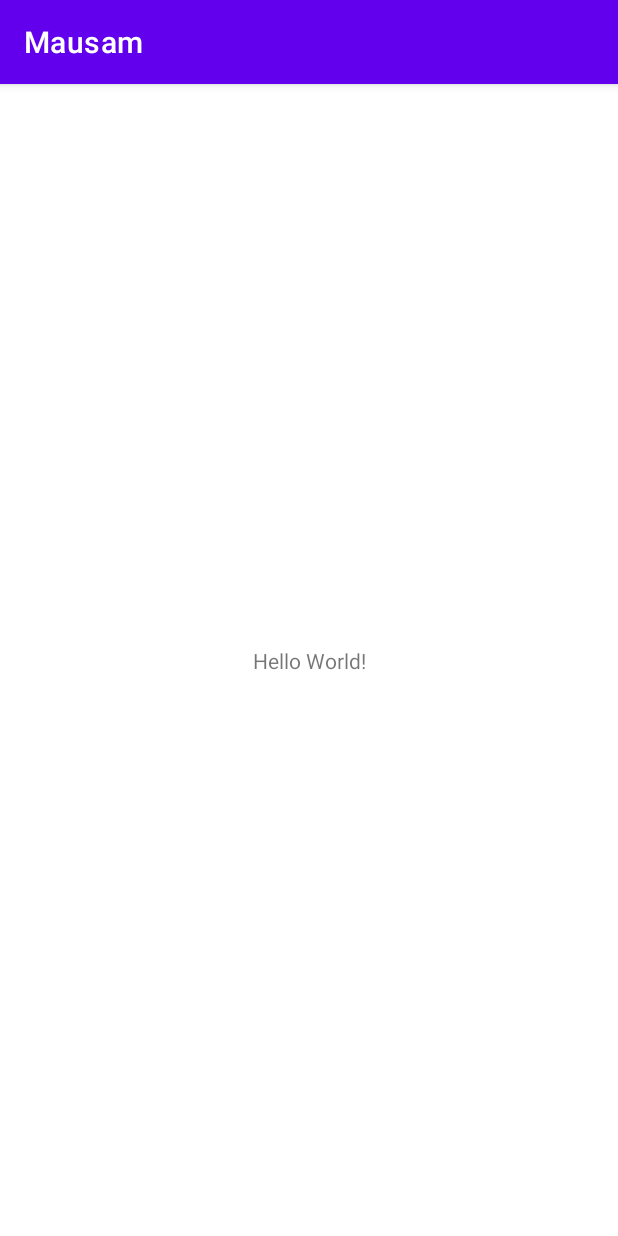
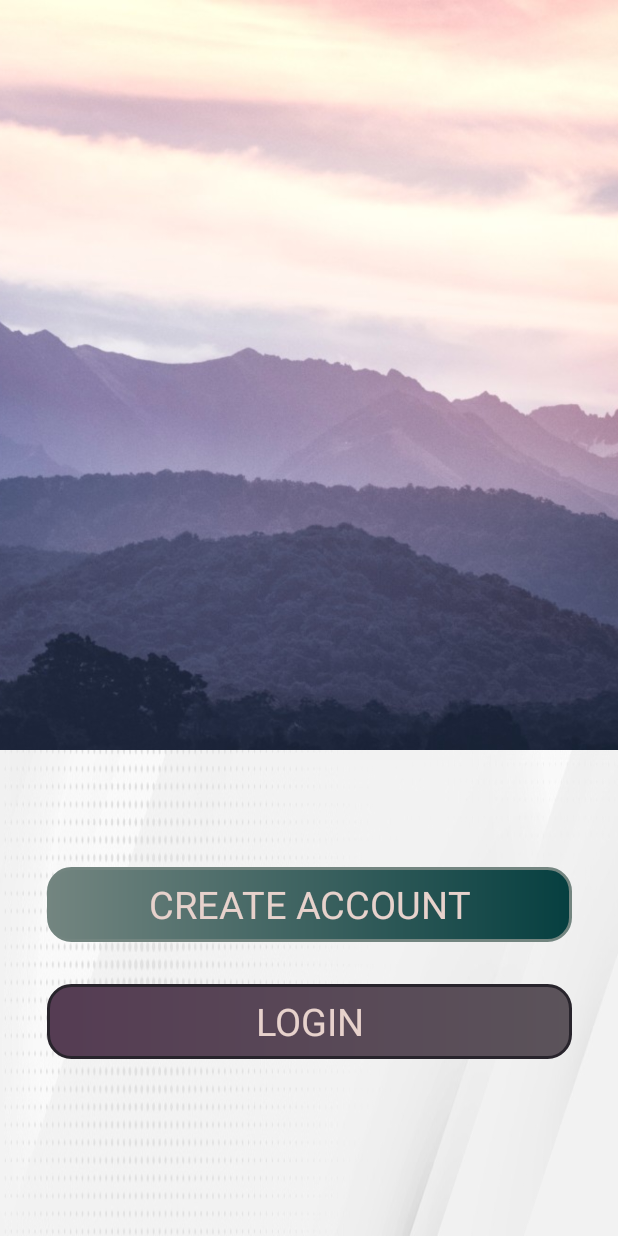
Before and after one commit to Madhavgiga1/Mausam, an Android app: the screen it shows after launch (MainActivity before the commit, IntroScreenActivity after it), on a phone screen of 412 x 824 dp. Run offline under Robolectric (Android 15) with nearby library versions, the phone set to English and light mode, and no system bars; Roboto replaces fonts that are not available here.

Commit message:
"Implemented complete code for signup activity"

```diff
--- /dev/null
+++ b/app/src/main/java/com/example/mausam/ui/activities/IntroScreenActivity.kt
@@ -0,0 +1,26 @@
+package com.example.mausam.ui.activities
+
+import android.content.Intent
+import androidx.appcompat.app.AppCompatActivity
+import android.os.Bundle
+import android.view.WindowManager
+import com.example.mausam.databinding.ActivityIntroScreenBinding
+
+class IntroScreenActivity : AppCompatActivity() {
+    private lateinit var binding:ActivityIntroScreenBinding
+    override fun onCreate(savedInstanceState: Bundle?) {
+        binding= ActivityIntroScreenBinding.inflate(layoutInflater)
+        super.onCreate(savedInstanceState)
+        window.setFlags(
+            WindowManager.LayoutParams.FLAG_FULLSCREEN,
+            WindowManager.LayoutParams.FLAG_FULLSCREEN
+        )
+        setContentView(binding.root)
+        binding.SIGNUPBUTTON.setOnClickListener {
+            startActivity(Intent(this@IntroScreenActivity, SignUpActivity::class.java))
+        }
+        binding.LOGInBUTTON.setOnClickListener {
+            startActivity(Intent(this@IntroScreenActivity, LoginActivity::class.java))
+        }
+    }
+}
--- a/app/src/main/java/com/example/mausam/ui/SplashActivity.kt
+++ b/app/src/main/java/com/example/mausam/ui/activities/LoginActivity.kt
@@ -1,12 +1,12 @@
-package com.example.mausam.ui
+package com.example.mausam.ui.activities
 
 import androidx.appcompat.app.AppCompatActivity
 import android.os.Bundle
 import com.example.mausam.R
 
-class SplashActivity : AppCompatActivity() {
+class LoginActivity : AppCompatActivity() {
     override fun onCreate(savedInstanceState: Bundle?) {
         super.onCreate(savedInstanceState)
-        setContentView(R.layout.activity_splash)
+        setContentView(R.layout.activity_login)
     }
 }
--- a/app/src/main/java/com/example/mausam/ui/MainActivity.kt
+++ b/app/src/main/java/com/example/mausam/ui/activities/MainActivity.kt
@@ -1,4 +1,4 @@
-package com.example.mausam.ui
+package com.example.mausam.ui.activities
 
 import androidx.appcompat.app.AppCompatActivity
 import android.os.Bundle
--- /dev/null
+++ b/app/src/main/java/com/example/mausam/ui/activities/SplashActivity.kt
@@ -0,0 +1,25 @@
+package com.example.mausam.ui.activities
+
+import android.content.Intent
+import androidx.appcompat.app.AppCompatActivity
+import android.os.Bundle
+import android.os.Handler
+import com.example.mausam.R
+import android.view.WindowManager
+
+class SplashActivity : AppCompatActivity() {
+    override fun onCreate(savedInstanceState: Bundle?) {
+        super.onCreate(savedInstanceState)
+        setContentView(R.layout.activity_splash)
+        window.setFlags(
+            WindowManager.LayoutParams.FLAG_FULLSCREEN,
+            WindowManager.LayoutParams.FLAG_FULLSCREEN
+        )
+        Handler().postDelayed({
+            // Start the Intro Activity
+            startActivity(Intent(this@SplashActivity, IntroScreenActivity::class.java))
+            finish() // Call this when your activity is done and should be closed.
+        }, 1500)
+
+    }
+}
--- a/app/src/main/res/drawable/different_login_shape.xml
+++ b/app/src/main/res/drawable/different_login_shape.xml
@@ -1,7 +1,7 @@
 <?xml version="1.0" encoding="utf-8"?>
 <shape xmlns:android="http://schemas.android.com/apk/res/android"
     android:shape="rectangle">
-    <corners android:radius="38dp"></corners>
+    <corners android:radius="15dp"></corners>
     <stroke
         android:color="@color/BalticSeabgcolor"
         android:width="2dp">
--- a/app/src/main/res/drawable/login_signup_rectangle.xml
+++ b/app/src/main/res/drawable/login_signup_rectangle.xml
@@ -1,7 +1,7 @@
 <?xml version="1.0" encoding="utf-8"?>
 <shape xmlns:android="http://schemas.android.com/apk/res/android"
     android:shape="rectangle">
-    <corners android:radius="38dp"></corners>
+    <corners android:radius="15dp"></corners>
     <stroke
         android:color="@color/GunmetalGray"
         android:width="2dp">
--- a/app/src/main/res/layout/activity_intro_screen.xml
+++ b/app/src/main/res/layout/activity_intro_screen.xml
@@ -3,7 +3,7 @@
     xmlns:tools="http://schemas.android.com/tools"
     android:layout_width="match_parent"
     android:layout_height="match_parent"
-    tools:context=".ui.IntroScreenActivity"
+    tools:context=".ui.activities.IntroScreenActivity"
     android:background="@drawable/anotherbgfinal">
 
     <ImageView
--- a/app/src/main/res/layout/activity_login.xml
+++ b/app/src/main/res/layout/activity_login.xml
@@ -6,7 +6,7 @@
     android:layout_height="match_parent"
     android:background="@drawable/anotherbgfinal"
     android:orientation="vertical"
-    tools:context=".ui.LoginActivity">
+    tools:context=".ui.activities.LoginActivity">
 
     <androidx.appcompat.widget.Toolbar
         android:id="@+id/toolbar_sign_in_activity"
@@ -65,7 +65,7 @@
                     <androidx.appcompat.widget.AppCompatEditText
                         android:id="@+id/et_email"
                         android:layout_width="match_parent"
-                        android:layout_height="wrap_content"
+                        android:layout_height="50dp"
                         android:background="@drawable/textfielsinputshapes"
                         android:hint="@string/email"
                         android:inputType="textEmailAddress"
@@ -84,7 +84,7 @@
                         android:id="@+id/et_password"
                         android:layout_width="match_parent"
                         android:background="@drawable/textfielsinputshapes"
-                        android:layout_height="wrap_content"
+                        android:layout_height="50dp"
                         android:hint="@string/password"
                         android:inputType="textPassword"
                         android:textSize="@dimen/et_text_size" />
--- a/app/src/main/res/layout/activity_main.xml
+++ b/app/src/main/res/layout/activity_main.xml
@@ -4,7 +4,7 @@
     xmlns:tools="http://schemas.android.com/tools"
     android:layout_width="match_parent"
     android:layout_height="match_parent"
-    tools:context=".ui.MainActivity">
+    tools:context=".ui.activities.MainActivity">
 
     <TextView
         android:layout_width="wrap_content"
--- a/app/src/main/res/layout/activity_sign_up.xml
+++ b/app/src/main/res/layout/activity_sign_up.xml
@@ -5,7 +5,7 @@
     android:layout_height="match_parent"
     android:background="@drawable/anotherbgfinal"
     android:orientation="vertical"
-    tools:context=".ui.SignUpActivity">
+    tools:context=".ui.activities.SignUpActivity">
 
 
     <androidx.appcompat.widget.Toolbar
--- a/app/src/main/res/layout/activity_splash.xml
+++ b/app/src/main/res/layout/activity_splash.xml
@@ -7,19 +7,18 @@
     android:layout_height="match_parent"
     android:background="@drawable/bgpics"
     android:gravity="center"
-    tools:context=".ui.SplashActivity">
+    tools:context=".ui.activities.SplashActivity">
 
     <TextView
         android:id="@+id/spashscreentext"
         android:layout_width="match_parent"
         android:layout_height="100dp"
 
-        android:layout_marginTop="24dp"
+        android:layout_marginTop="40dp"
         android:gravity="center_horizontal"
         android:text="Mausam"
         android:textColor="@color/Cream"
         android:textSize="96sp"
-
         app:fontFamily="@font/anton"
         app:layout_constraintEnd_toEndOf="parent"
         app:layout_constraintHorizontal_bias="0.48"
--- a/app/src/main/res/values/themes.xml
+++ b/app/src/main/res/values/themes.xml
@@ -1,6 +1,19 @@
 <resources xmlns:tools="http://schemas.android.com/tools">
     <!-- Base application theme. -->
     <style name="Theme.Mausam" parent="Theme.MaterialComponents.DayNight.DarkActionBar">
+        <!-- Primary brand color. -->
+        <item name="colorPrimary">@color/purple_500</item>
+        <item name="colorPrimaryVariant">@color/purple_700</item>
+        <item name="colorOnPrimary">@color/white</item>
+        <!-- Secondary brand color. -->
+        <item name="colorSecondary">@color/teal_200</item>
+        <item name="colorSecondaryVariant">@color/teal_700</item>
+        <item name="colorOnSecondary">@color/black</item>
+        <!-- Status bar color. -->
+        <item name="android:statusBarColor" tools:targetApi="l">?attr/colorPrimaryVariant</item>
+        <!-- Customize your theme here. -->
+    </style>
+    <style name="Theme.MausamNoAction" parent="Theme.MaterialComponents.DayNight.NoActionBar">
         <!-- Primary brand color. -->
         <item name="colorPrimary">@color/purple_500</item>
         <item name="colorPrimaryVariant">@color/purple_700</item>
```
Also changed, not shown: app/build.gradle (+8 -0 lines), app/src/main/AndroidManifest.xml (+18 -12 lines), app/src/main/java/com/example/mausam/ui/IntroScreenActivity.kt (deleted, +0 -12 lines), app/src/main/java/com/example/mausam/ui/LoginActivity.kt (deleted, +0 -12 lines), app/src/main/java/com/example/mausam/ui/SignUpActivity.kt (deleted, +0 -12 lines), app/src/main/java/com/example/mausam/ui/activities/SignUpActivity.kt (added, +88 -0 lines).
